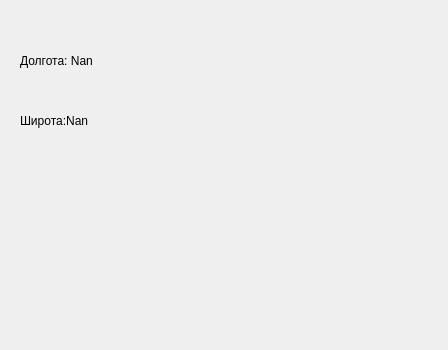
Before: the Qt Designer form mainwindow.ui in Durka007/QtGpsSensor, drawn with Qt 5; both pictures show x 0 to 448 and y 0 to 350 of the 448 by 600 pixel window.
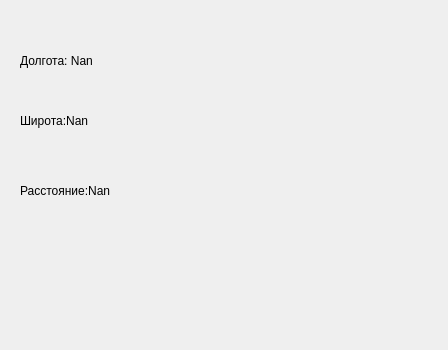
After: the same form once the commit is applied.

```diff
--- a/mainwindow.ui
+++ b/mainwindow.ui
@@ -40,6 +40,19 @@
      <string>Широта:Nan</string>
     </property>
    </widget>
+   <widget class="QLabel" name="DistanseLabel">
+    <property name="geometry">
+     <rect>
+      <x>20</x>
+      <y>160</y>
+      <width>381</width>
+      <height>61</height>
+     </rect>
+    </property>
+    <property name="text">
+     <string>Расстояние:Nan</string>
+    </property>
+   </widget>
   </widget>
   <widget class="QMenuBar" name="menubar">
    <property name="geometry">
```
